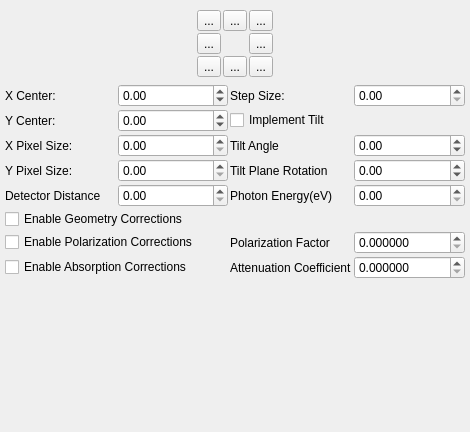
Old version of the form source/qxrdcenterfinderdialog.ui in the repository guyjennings/qxrd.
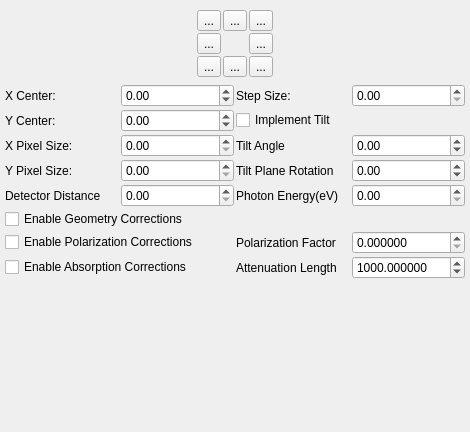
New version of the form. Icons and pictures are not drawn. Custom widgets are drawn as their Qt base class.

Patch:
```diff
--- a/source/qxrdcenterfinderdialog.ui
+++ b/source/qxrdcenterfinderdialog.ui
@@ -540,12 +540,15 @@
         <property name="singleStep">
          <double>0.010000000000000</double>
         </property>
+        <property name="value">
+         <double>1000.000000000000000</double>
+        </property>
        </widget>
       </item>
       <item row="11" column="2">
        <widget class="QLabel" name="label_23">
         <property name="text">
-         <string>Attenuation Coefficient</string>
+         <string>Attenuation Length</string>
         </property>
        </widget>
       </item>
```
Left out of the diff: 2 changed lines with no effect on the pictures.
